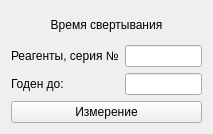
First picture: the form in choisedialog/ko1.ui, repository krang4d/Agrekola, before the edit.
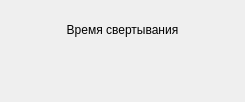
Second picture: the form after the edit. Custom widgets are drawn as their Qt base class.

```diff
--- a/choisedialog/ko1.ui
+++ b/choisedialog/ko1.ui
@@ -6,8 +6,8 @@
    <rect>
     <x>0</x>
     <y>0</y>
-    <width>213</width>
-    <height>134</height>
+    <width>245</width>
+    <height>102</height>
    </rect>
   </property>
   <property name="windowTitle">
@@ -16,6 +16,12 @@
   <layout class="QVBoxLayout" name="verticalLayout">
    <item>
     <widget class="QLabel" name="label">
+     <property name="sizePolicy">
+      <sizepolicy hsizetype="Preferred" vsizetype="Preferred">
+       <horstretch>0</horstretch>
+       <verstretch>0</verstretch>
+      </sizepolicy>
+     </property>
      <property name="text">
       <string>Время свертывания</string>
      </property>
@@ -28,47 +34,18 @@
     </widget>
    </item>
    <item>
-    <layout class="QFormLayout" name="formLayout">
-     <item row="0" column="0">
-      <widget class="QLabel" name="label_1">
-       <property name="text">
-        <string>Реагенты, серия №</string>
-       </property>
-       <property name="buddy">
-        <cstring>lineEdit_1</cstring>
-       </property>
-      </widget>
-     </item>
-     <item row="0" column="1">
-      <widget class="QLineEdit" name="lineEdit_1"/>
-     </item>
-     <item row="1" column="0">
-      <widget class="QLabel" name="label_2">
-       <property name="text">
-        <string>Годен до:</string>
-       </property>
-       <property name="buddy">
-        <cstring>lineEdit_2</cstring>
-       </property>
-      </widget>
-     </item>
-     <item row="1" column="1">
-      <widget class="QLineEdit" name="lineEdit_2"/>
-     </item>
-    </layout>
-   </item>
-   <item>
-    <widget class="QPushButton" name="startButton">
-     <property name="text">
-      <string>Измерение</string>
-     </property>
-     <property name="shortcut">
-      <string>Return</string>
-     </property>
-    </widget>
+    <widget class="StartMeasurment" name="widget" native="true"/>
    </item>
   </layout>
  </widget>
+ <customwidgets>
+  <customwidget>
+   <class>StartMeasurment</class>
+   <extends>QWidget</extends>
+   <header location="global">startmeasurment.h</header>
+   <container>1</container>
+  </customwidget>
+ </customwidgets>
  <resources/>
  <connections/>
 </ui>
```
Left out of the diff: 3 changed lines with no effect on the pictures.
